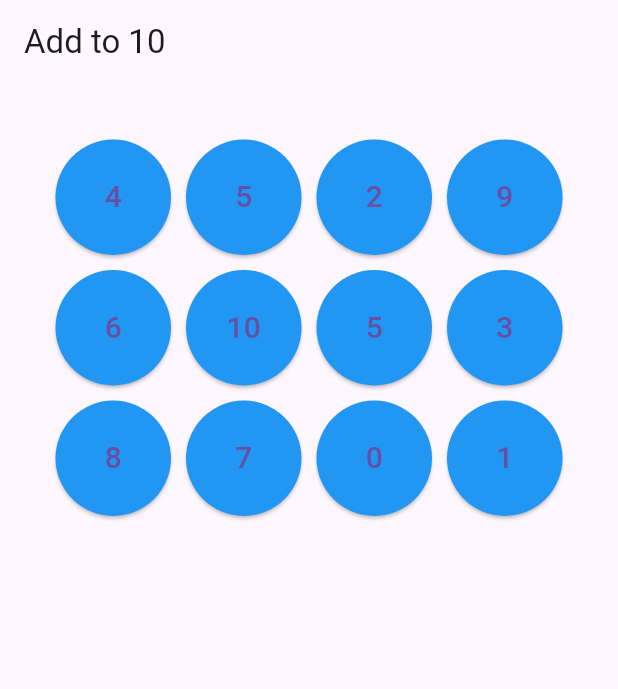
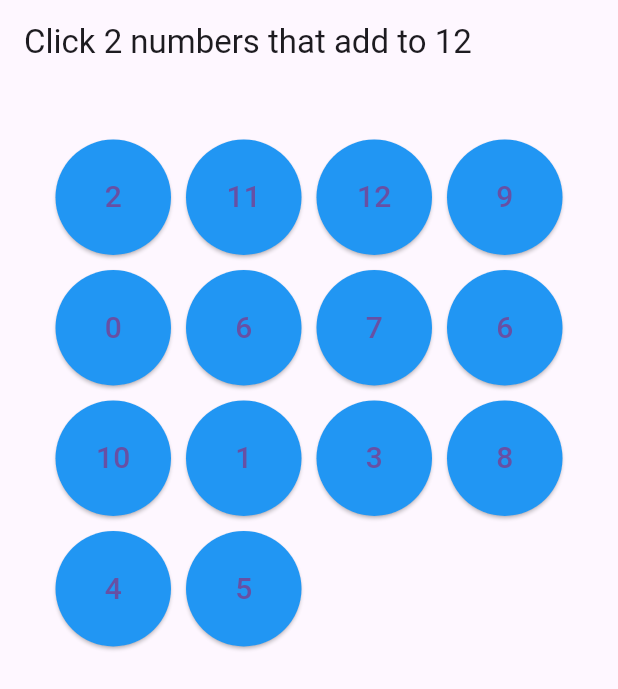
Before and after one commit to gtzippy/MathMatchGame, a Flutter app: the screen it shows after launch, on a phone screen of 412 x 824 dp. Shown: the top 689 px of the screen. Run offline on Flutter 3.47's test engine with Material 3 defaults, Android fonts, the phone set to English and light mode, and no system bars; our stand-ins replace audioplayers.

Commit message:
Works up to size 16 counting up to 14. Beyong that it wont load the app on the emulator. Not sure why, no errors thrown in terminal, just stuck on loading. Also, handling odd numbers now.

```diff
--- a/lib/main.dart
+++ b/lib/main.dart
@@ -29,6 +29,7 @@ class MyApp extends StatefulWidget {
 }
 
 bool firstClicked = false;
+var size = 14;
 class _State extends State<MyApp> {
 
   late int _location;
@@ -60,7 +61,7 @@ class _State extends State<MyApp> {
     var rng = new Random();
     var rnv = new Random();
     setState(() {
-      for (int i = 0; i < 12; i++) {
+      for (int i = 0; i < size; i++) {
         _areas[i].color = Colors.blue;
         int randomNumber;
         do{
@@ -69,16 +70,16 @@ class _State extends State<MyApp> {
         assignedNumbers.add(randomNumber);
         _areas[i].name = '${randomNumber}';
         int randomValue;
-        randomValue = rnv.nextInt(12);
+        randomValue = rnv.nextInt(size);
         // do{
-        if(assignedValues.length<12) {
+        if(assignedValues.length<size) {
 
             while (assignedValues.contains(randomValue)) {
-              randomValue = rnv.nextInt(12);
+              randomValue = rnv.nextInt(size);
             }
             assignedValues.add(randomValue);
 
-          _areas[i].value = (randomValue==11 ? 5: randomValue);
+          _areas[i].value = (randomValue==size-1 ? 5: randomValue);
         }
       }
     });
@@ -105,7 +106,7 @@ class _State extends State<MyApp> {
     List<int> assignedValues = [];
     var rng = new Random();
     var rnv = new Random();
-    for(int i = 0; i < 12; i++){
+    for(int i = 0; i < size; i++){
       int randomNumber;
       do{
         randomNumber = rng.nextInt(8) + 1;
@@ -113,15 +114,15 @@ class _State extends State<MyApp> {
       assignedNumbers.add(randomNumber);
       int randomValue;
       // d
-        randomValue = rnv.nextInt(12);
+        randomValue = rnv.nextInt(size);
         while(assignedValues.contains(randomValue)){
-          randomValue = rnv.nextInt(12);
+          randomValue = rnv.nextInt(size);
         }
         assignedValues.add(randomValue);
 
       // } while (assignedValues.length < 11);
       //assignedValues.add(randomValue);
-      _areas.add(new Area (index: i, name: '${randomNumber}', value: (randomValue==11 ? 5 : randomValue))) ;
+      _areas.add(new Area (index: i, name: '${randomNumber}', value: (randomValue== size-1 ? ((size/2)-1).floor() : randomValue))) ;
     }
 
 
@@ -167,7 +168,7 @@ class _State extends State<MyApp> {
       else {
         if (_firstArea != _areas[index] &&
             // _firstArea?.name == _areas[index].name) {
-            _firstArea!.value + _areas[index].value == 10) {
+            _firstArea!.value + _areas[index].value == size-2) {
           print(_areas[index].name);
           setState(() {
             _firstArea?.color = Colors.yellow;
@@ -199,14 +200,21 @@ class _State extends State<MyApp> {
         _firstArea = null;
       }
       bool done = true;
-      for (int i = 0; i < 12; i++) {
+      int notYellow = size;
+      for (int i = 0; i < size; i++) {
+        if (_areas[i].color == Colors.yellow) {
+          notYellow--;
+        }
         if (_areas[i].color != Colors.yellow) {
           done = false;
         }
       }
-      if (done) {
+      if(notYellow < 2){
         _showAlert(context, "You Win!");
       }
+      // if (done) {
+      //   _showAlert(context, "You Win!");
+      // }
     }
   }
 
@@ -216,14 +224,14 @@ class _State extends State<MyApp> {
   Widget build(BuildContext context){
     return new Scaffold(
       appBar: new AppBar(
-        title: new Text("Add to 10"),
+        title: new Text('Click 2 numbers that add to ${size-2}'),
       ),
       body: new Container(
         padding: new EdgeInsets.all(32.0),
         child: new Center(
             child: new GridView.count(
               crossAxisCount: 4,
-              children: new List<Widget>.generate(12, _generate),
+              children: new List<Widget>.generate(size, _generate),
             )
         ),
       ),
```
